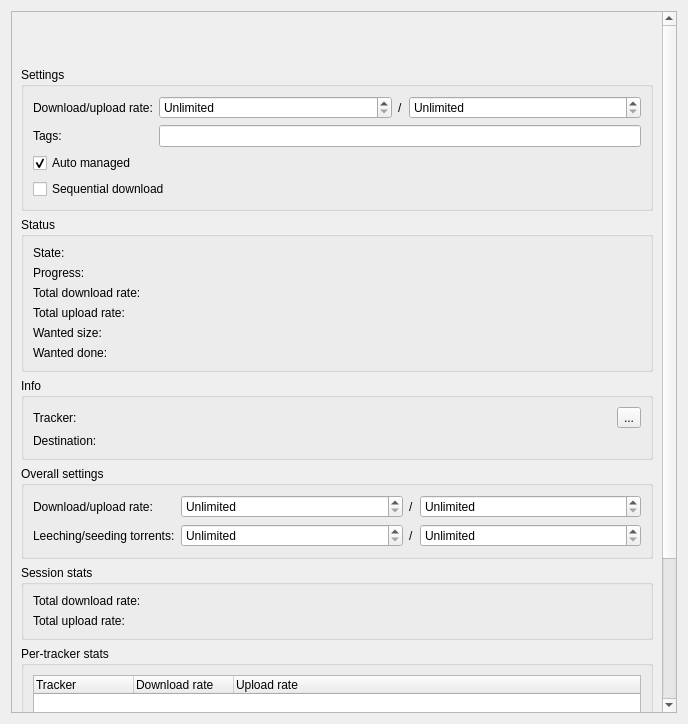
This is src/plugins/bittorrent/tabwidget.ui in 0xd34df00d/leechcraft as Qt 5 draws it before an edit. The edited form follows.
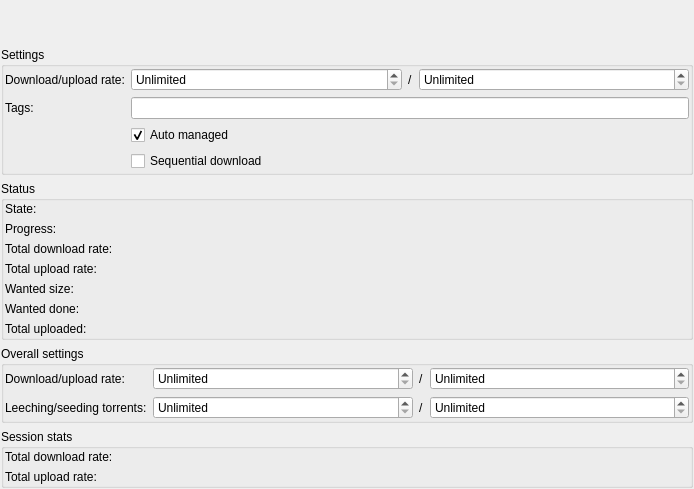
This is the edited form. Custom widgets are drawn as their Qt base class.

Commit message: BitTorrent: removed some excessive stuff from TabWidget.

Patch:
```diff
--- a/src/plugins/bittorrent/tabwidget.ui
+++ b/src/plugins/bittorrent/tabwidget.ui
@@ -6,29 +6,17 @@
    <rect>
     <x>0</x>
     <y>0</y>
-    <width>688</width>
-    <height>724</height>
+    <width>694</width>
+    <height>470</height>
    </rect>
   </property>
   <property name="windowTitle">
    <string/>
   </property>
-  <layout class="QVBoxLayout" name="verticalLayout_9">
-   <item>
-    <widget class="QScrollArea" name="scrollArea">
-     <property name="widgetResizable">
-      <bool>true</bool>
-     </property>
-     <widget class="QWidget" name="scrollAreaWidgetContents_3">
-      <property name="geometry">
-       <rect>
-        <x>0</x>
-        <y>0</y>
-        <width>654</width>
-        <height>812</height>
-       </rect>
-      </property>
-      <layout class="QVBoxLayout" name="verticalLayout_2">
+  <layout class="QVBoxLayout" name="verticalLayout">
+   <property name="margin">
+    <number>1</number>
+   </property>
        <item>
         <widget class="QLabel" name="LabelName_">
          <property name="text">
@@ -40,7 +28,7 @@
         <widget class="LeechCraft::Plugins::BitTorrent::PiecesWidget" name="PiecesWidget_" native="true">
          <property name="sizePolicy">
           <sizepolicy hsizetype="Preferred" vsizetype="Preferred">
-           <horstretch>1</horstretch>
+       <horstretch>0</horstretch>
            <verstretch>0</verstretch>
           </sizepolicy>
          </property>
@@ -60,7 +48,10 @@
          <property name="title">
           <string>Settings</string>
          </property>
-         <layout class="QVBoxLayout" name="verticalLayout_8">
+     <layout class="QHBoxLayout" name="horizontalLayout">
+      <property name="margin">
+       <number>1</number>
+      </property>
           <item>
            <layout class="QFormLayout" name="formLayout_7">
             <property name="fieldGrowthPolicy">
@@ -141,11 +132,7 @@
             <item row="1" column="1">
              <widget class="LeechCraft::Util::TagsLineEdit" name="TorrentTags_"/>
             </item>
-           </layout>
-          </item>
-          <item>
-           <layout class="QVBoxLayout" name="verticalLayout_4">
-            <item>
+        <item row="2" column="1">
              <widget class="QCheckBox" name="TorrentManaged_">
               <property name="text">
                <string>Auto managed</string>
@@ -155,7 +142,7 @@
               </property>
              </widget>
             </item>
-            <item>
+        <item row="3" column="1">
              <widget class="QCheckBox" name="TorrentSequentialDownload_">
               <property name="text">
                <string>Sequential download</string>
@@ -176,6 +163,9 @@
           <property name="fieldGrowthPolicy">
            <enum>QFormLayout::AllNonFixedFieldsGrow</enum>
           </property>
+      <property name="margin">
+       <number>1</number>
+      </property>
           <item row="0" column="0">
            <widget class="QLabel" name="label_2">
             <property name="text">
@@ -264,60 +254,17 @@
             </property>
            </widget>
           </item>
-         </layout>
-        </widget>
-       </item>
-       <item>
-        <widget class="QGroupBox" name="BoxTorrentInfo_">
-         <property name="title">
-          <string>Info</string>
-         </property>
-         <layout class="QFormLayout" name="formLayout_9">
-          <property name="fieldGrowthPolicy">
-           <enum>QFormLayout::AllNonFixedFieldsGrow</enum>
-          </property>
-          <item row="0" column="0">
-           <widget class="QLabel" name="label_6">
+      <item row="6" column="0">
+       <widget class="QLabel" name="label">
             <property name="text">
-             <string>Tracker:</string>
+         <string>Total uploaded:</string>
             </property>
            </widget>
           </item>
-          <item row="0" column="1">
-           <layout class="QHBoxLayout" name="TrackerLayout_">
-            <item>
-             <widget class="QLabel" name="LabelTracker_">
+      <item row="6" column="1">
+       <widget class="QLabel" name="LabelTotalUploaded_">
               <property name="text">
                <string/>
-              </property>
-              <property name="alignment">
-               <set>Qt::AlignLeading|Qt::AlignLeft|Qt::AlignVCenter</set>
-              </property>
-             </widget>
-            </item>
-            <item>
-             <widget class="QToolButton" name="TrackersButton_">
-              <property name="text">
-               <string>...</string>
-              </property>
-             </widget>
-            </item>
-           </layout>
-          </item>
-          <item row="1" column="0">
-           <widget class="QLabel" name="label_38">
-            <property name="text">
-             <string>Destination:</string>
-            </property>
-           </widget>
-          </item>
-          <item row="1" column="1">
-           <widget class="QLabel" name="LabelDestination_">
-            <property name="text">
-             <string/>
-            </property>
-            <property name="openExternalLinks">
-             <bool>true</bool>
             </property>
            </widget>
           </item>
@@ -339,6 +286,9 @@
           <property name="fieldGrowthPolicy">
            <enum>QFormLayout::AllNonFixedFieldsGrow</enum>
           </property>
+      <property name="margin">
+       <number>1</number>
+      </property>
           <item row="0" column="0">
            <widget class="QLabel" name="label_21">
             <property name="text">
@@ -481,6 +431,9 @@
           <property name="fieldGrowthPolicy">
            <enum>QFormLayout::AllNonFixedFieldsGrow</enum>
           </property>
+      <property name="margin">
+       <number>1</number>
+      </property>
           <item row="0" column="0">
            <widget class="QLabel" name="label_24">
             <property name="text">
@@ -513,45 +466,17 @@
         </widget>
        </item>
        <item>
-        <widget class="QGroupBox" name="BoxPerTrackerStats_">
-         <property name="title">
-          <string>Per-tracker stats</string>
-         </property>
-         <layout class="QVBoxLayout" name="verticalLayout_6">
-          <item>
-           <widget class="QTreeWidget" name="PerTrackerStats_">
-            <property name="minimumSize">
+    <spacer name="verticalSpacer">
+     <property name="orientation">
+      <enum>Qt::Vertical</enum>
+     </property>
+     <property name="sizeHint" stdset="0">
              <size>
-              <width>0</width>
-              <height>200</height>
-             </size>
-            </property>
-            <property name="rootIsDecorated">
-             <bool>false</bool>
-            </property>
-            <column>
-             <property name="text">
-              <string>Tracker</string>
-             </property>
-            </column>
-            <column>
-             <property name="text">
-              <string>Download rate</string>
-             </property>
-            </column>
-            <column>
-             <property name="text">
-              <string>Upload rate</string>
-             </property>
-            </column>
-           </widget>
-          </item>
-         </layout>
-        </widget>
-       </item>
-      </layout>
-     </widget>
-    </widget>
+       <width>20</width>
+       <height>40</height>
+      </size>
+     </property>
+    </spacer>
    </item>
   </layout>
  </widget>
```
Lines whose indentation alone changed are shown as unchanged. The commit also changes 3 other files.
